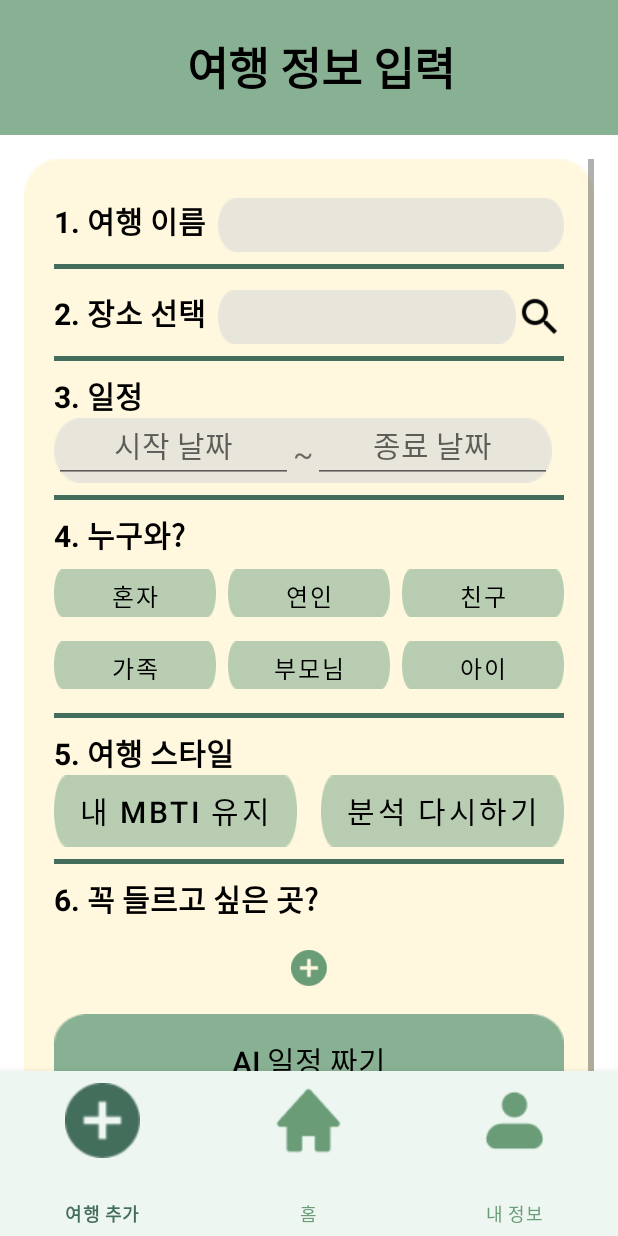
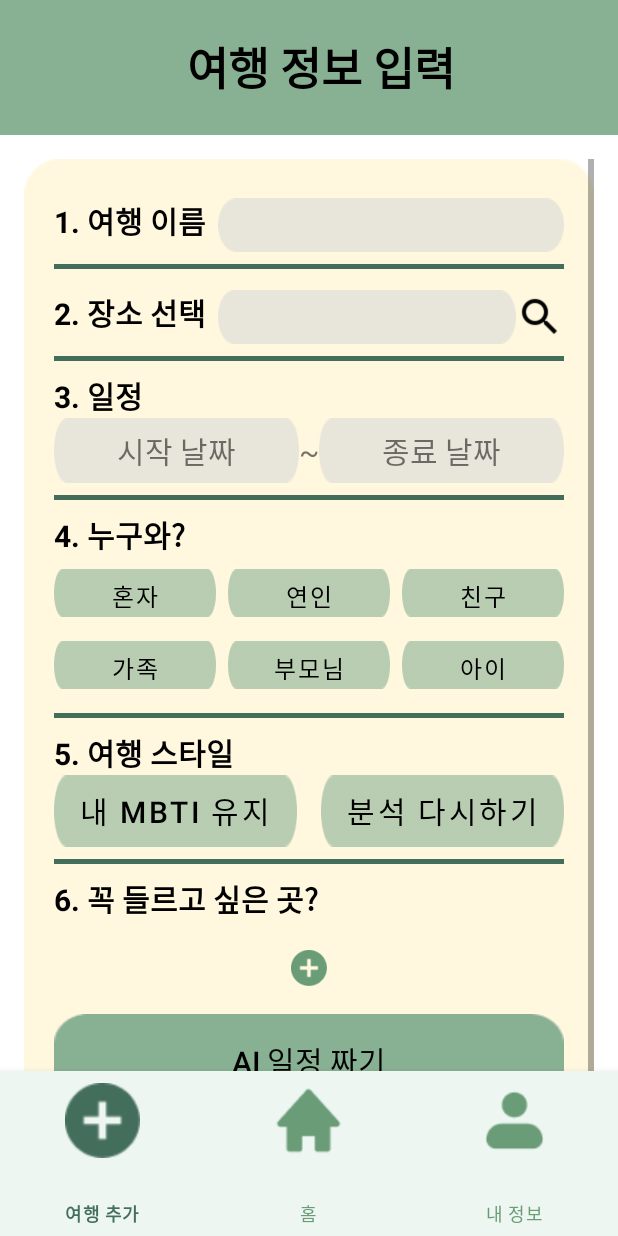
Before and after one commit to domong717/tripkey, an Android app: the PlusFragment screen opened through its navigation route, on a phone screen of 412 x 824 dp. Run offline under Robolectric (Android 15) with nearby library versions, the phone set to English and light mode, and no system bars; our stand-ins replace Firebase (no records; nobody signed in at launch, a user with empty details on screens opened directly), navigation-ui.

Commit message:
여행추가_달력

```diff
--- a/app/src/main/java/com/example/tripkey/ui/plus/PlusFragment.java
+++ b/app/src/main/java/com/example/tripkey/ui/plus/PlusFragment.java
@@ -8,6 +8,9 @@ import android.widget.Button;
 import android.widget.EditText;
 import android.widget.ImageButton;
 import android.widget.LinearLayout;
+import android.app.DatePickerDialog;
+import android.widget.TextView;
+import android.widget.Toast;
 import android.widget.RadioGroup;
 import android.widget.TextView;
 import com.google.firebase.firestore.FirebaseFirestore;
@@ -19,6 +22,7 @@ import androidx.annotation.NonNull;
 import androidx.fragment.app.Fragment;
 import androidx.lifecycle.ViewModelProvider;
 
+import java.util.Calendar;
 import com.example.tripkey.R;
 import com.example.tripkey.databinding.FragmentPlusBinding;
 
@@ -27,6 +31,7 @@ public class PlusFragment extends Fragment {
     private FragmentPlusBinding binding;
 
     private LinearLayout mustVisitContainer;
+    private TextView startDateInput, endDateInput;
 
     public View onCreateView(@NonNull LayoutInflater inflater,
                              ViewGroup container, Bundle savedInstanceState) {
@@ -39,8 +44,8 @@ public class PlusFragment extends Fragment {
         // UI 요소 참조
         EditText travelNameInput = binding.travelNameInput; // 여행 이름 입력
         EditText locationInput = binding.locationInput; // 장소 입력
-        EditText startDateInput = binding.startDateInput; // 시작 날짜
-        EditText endDateInput = binding.endDateInput; // 종료 날짜
+        startDateInput = binding.startDateInput;
+        endDateInput = binding.endDateInput;
 
         Button whoAloneButton = binding.whoAloneButton;
         Button whoCoupleButton = binding.whoCoupleButton;
@@ -58,6 +63,12 @@ public class PlusFragment extends Fragment {
         ImageButton addPlaceButton = root.findViewById(R.id.add_place_button);
 
         addPlaceButton.setOnClickListener(v -> addNewPlaceField());
+
+        // 시작 날짜 클릭 이벤트 처리
+        startDateInput.setOnClickListener(v -> showDatePickerDialog(true));
+
+// 종료 날짜 클릭 이벤트 처리
+        endDateInput.setOnClickListener(v -> showDatePickerDialog(false));
 
         // 검색 버튼 클릭 이벤트 처리
         searchButton.setOnClickListener(v -> {
@@ -176,6 +187,28 @@ public class PlusFragment extends Fragment {
         mustVisitContainer.addView(newFieldLayout);
     }
 
+    private void showDatePickerDialog(boolean isStartDate) {
+        Calendar calendar = Calendar.getInstance();
+        int year = calendar.get(Calendar.YEAR);
+        int month = calendar.get(Calendar.MONTH);
+        int dayOfMonth = calendar.get(Calendar.DAY_OF_MONTH);
+
+        DatePickerDialog datePickerDialog = new DatePickerDialog(
+                getContext(),
+                (view, selectedYear, selectedMonth, selectedDayOfMonth) -> {
+                    String selectedDate = selectedYear + "-" + (selectedMonth + 1) + "-" + selectedDayOfMonth;
+                    if (isStartDate) {
+                        startDateInput.setText(selectedDate);
+                    } else {
+                        endDateInput.setText(selectedDate);
+                    }
+                },
+                year, month, dayOfMonth
+        );
+
+        datePickerDialog.show();
+    }
+
     @Override
     public void onDestroyView() {
         super.onDestroyView();
--- a/app/src/main/res/layout/fragment_plus.xml
+++ b/app/src/main/res/layout/fragment_plus.xml
@@ -145,27 +145,32 @@
             <LinearLayout
                 android:layout_width="wrap_content"
                 android:layout_height="43dp"
-                android:background="@drawable/gray_box_full">
+                android:background="@color/transparent">
 
-                <EditText
+                <TextView
                     android:id="@+id/start_date_input"
                     android:layout_width="0dp"
                     android:layout_height="match_parent"
                     android:layout_weight="1"
-                    android:hint="시작 날짜"
+                    android:background="@drawable/gray_box_full"
+                    android:gravity="center"
+                    android:text="시작 날짜"
                     android:textAlignment="center" />
+
 
                 <TextView
                     android:layout_width="wrap_content"
                     android:layout_height="wrap_content"
                     android:text="~" />
 
-                <EditText
+                <TextView
                     android:id="@+id/end_date_input"
                     android:layout_width="0dp"
-                    android:layout_height="wrap_content"
+                    android:layout_height="match_parent"
                     android:layout_weight="1"
-                    android:hint="종료 날짜"
+                    android:background="@drawable/gray_box_full"
+                    android:gravity="center"
+                    android:text="종료 날짜"
                     android:textAlignment="center" />
             </LinearLayout>
 
```
